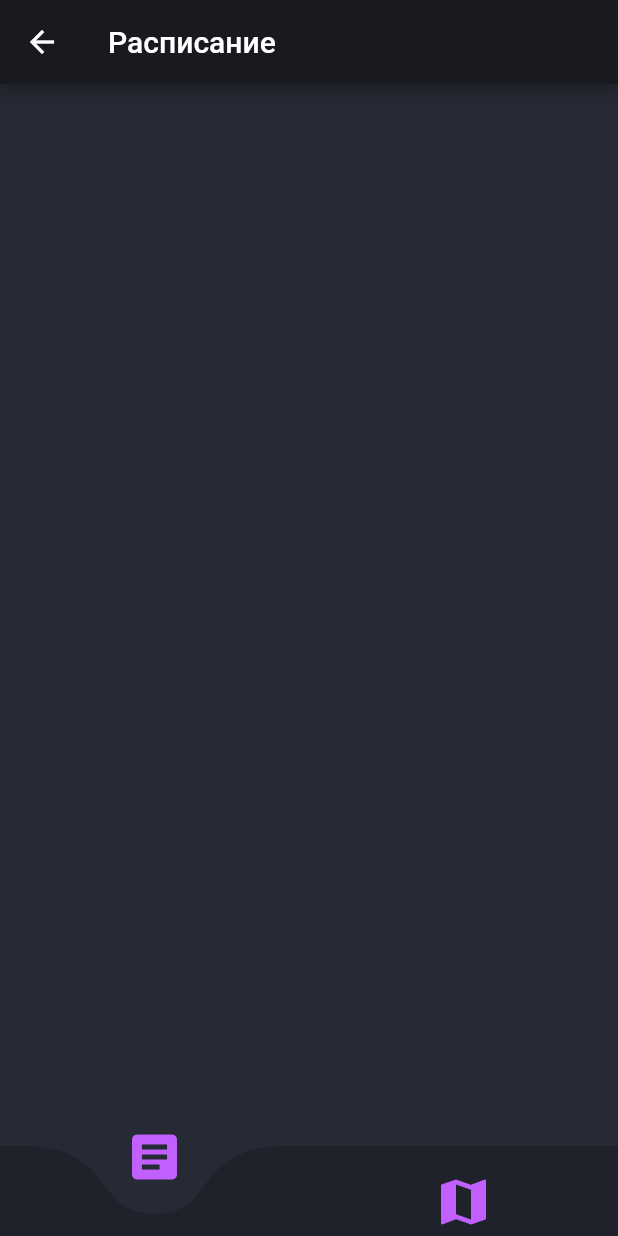
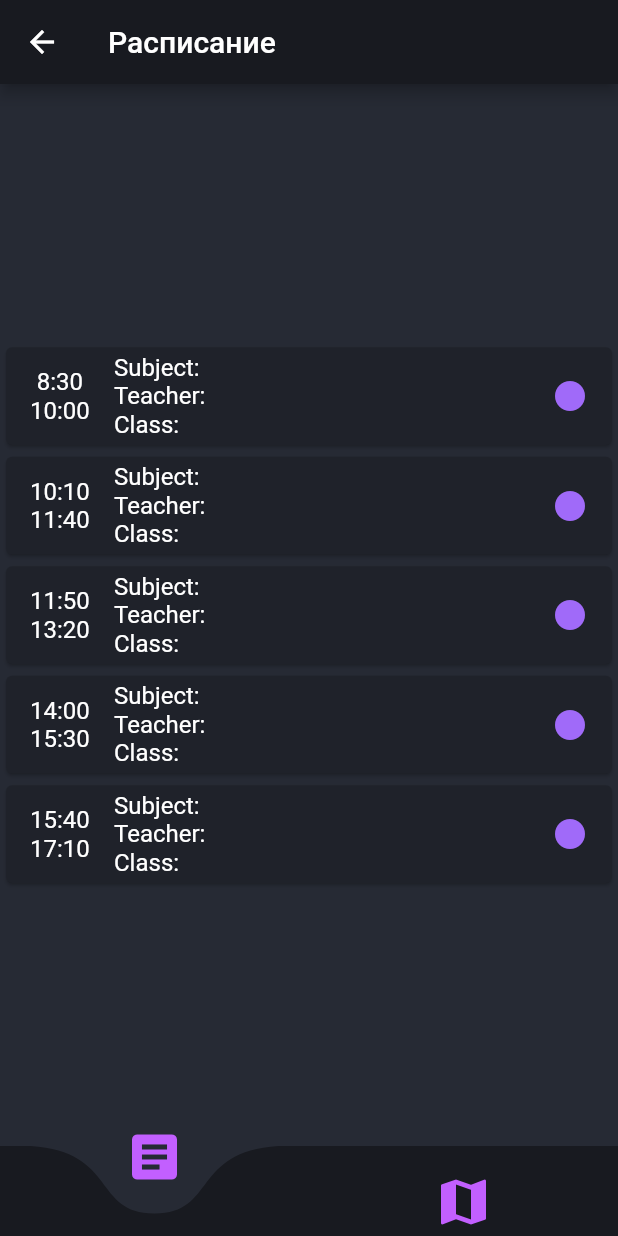
Before and after one commit to hitfot/finashka_map, a Flutter app: the Pages screen opened directly, on a phone screen of 412 x 824 dp. Run offline on Flutter 3.47's test engine with Material 2 defaults, Android fonts, the phone set to English and light mode, and no system bars; drawn by our look-alikes of curved_navigation_bar; our stand-ins replace flutter_svg.

Commit message:
Реализован макет расписания

```diff
--- a/lib/presentation/pages/Home.dart
+++ b/lib/presentation/pages/Home.dart
@@ -70,7 +70,7 @@ class _PagesState extends State<Pages> {
           Icon(Icons.article, size: 40, color: DarkThemeColors.secondary,),
           Icon(Icons.map, size: 40, color: DarkThemeColors.secondary,),
         ],
-        color: DarkThemeColors.background03,
+        color: DarkThemeColors.background01,
         buttonBackgroundColor: Colors.transparent,
         backgroundColor: DarkThemeColors.background02,
         animationCurve: Curves.easeInOut,
--- a/lib/presentation/pages/schedule.dart
+++ b/lib/presentation/pages/schedule.dart
@@ -12,6 +12,75 @@ class SchedulePage extends StatelessWidget{
           backgroundColor: DarkThemeColors.background01
       ),
       backgroundColor: DarkThemeColors.background02,
+      body: Center(
+        child: Column(
+          mainAxisAlignment: MainAxisAlignment.center,
+          children: [
+            Card(
+
+              color: DarkThemeColors.background03,
+              child: Column(
+                children: const [
+                  ListTile(
+                    leading: Text('8:30\n10:00', style: TextStyle(fontSize: 16, color: DarkThemeColors.white), textAlign: TextAlign.center,),
+                    title: Text('Subject: '+'\nTeacher: '+'\nClass:'+'', style: TextStyle(fontSize: 16, color: DarkThemeColors.white), textAlign: TextAlign.left),
+                    trailing: Icon(Icons.circle, color: DarkThemeColors.colorful01,),
+                  ),
+                ],
+              ),
+            ),
+            Card(
+              color: DarkThemeColors.background03,
+              child: Column(
+                children: const [
+                  ListTile(
+                    leading: Text('10:10\n11:40', style: TextStyle(fontSize: 16, color: DarkThemeColors.white), textAlign: TextAlign.center,),
+                    title: Text('Subject: '+'\nTeacher: '+'\nClass:'+'', style: TextStyle(fontSize: 16, color: DarkThemeColors.white), textAlign: TextAlign.left),
+                    trailing: Icon(Icons.circle, color: DarkThemeColors.colorful01,),
+                  ),
+                ],
+              ),
+            ),
+            Card(
+              color: DarkThemeColors.background03,
+              child: Column(
+                children: const [
+                  ListTile(
+                    leading: Text('11:50\n13:20', style: TextStyle(fontSize: 16, color: DarkThemeColors.white), textAlign: TextAlign.center,),
+                    title: Text('Subject: '+'\nTeacher: '+'\nClass:'+'', style: TextStyle(fontSize: 16, color: DarkThemeColors.white), textAlign: TextAlign.left),
+                    trailing: Icon(Icons.circle, color: DarkThemeColors.colorful01,),
+                  ),
+                ],
+              ),
+            ),
+            Card(
+              color: DarkThemeColors.background03,
+              child: Column(
+                children:  const <Widget>[
+                  ListTile(
+                    leading: Text('14:00\n15:30', style: TextStyle(fontSize: 16, color: DarkThemeColors.white), textAlign: TextAlign.center,),
+                    title: Text('Subject: '+'\nTeacher: '+'\nClass:'+'', style: TextStyle(fontSize: 16, color: DarkThemeColors.white), textAlign: TextAlign.left),
+                    trailing: Icon(Icons.circle, color: DarkThemeColors.colorful01,),
+                  ),
+                ],
+              ),
+            ),
+            Card(
+              color: DarkThemeColors.background03,
+              child: Column(
+                children: const [
+                  ListTile(
+                    leading: Text('15:40\n17:10', style: TextStyle(fontSize: 16, color: DarkThemeColors.white), textAlign: TextAlign.center,),
+                    title: Text('Subject: '+'\nTeacher: '+'\nClass:'+'', style: TextStyle(fontSize: 16, color: DarkThemeColors.white), textAlign: TextAlign.left),
+                    trailing: Icon(Icons.circle, color: DarkThemeColors.colorful01,),
+                  ),
+                ],
+              ),
+            ),
+
+          ],
+        ),
+      ),
     );
   }
 }
```
